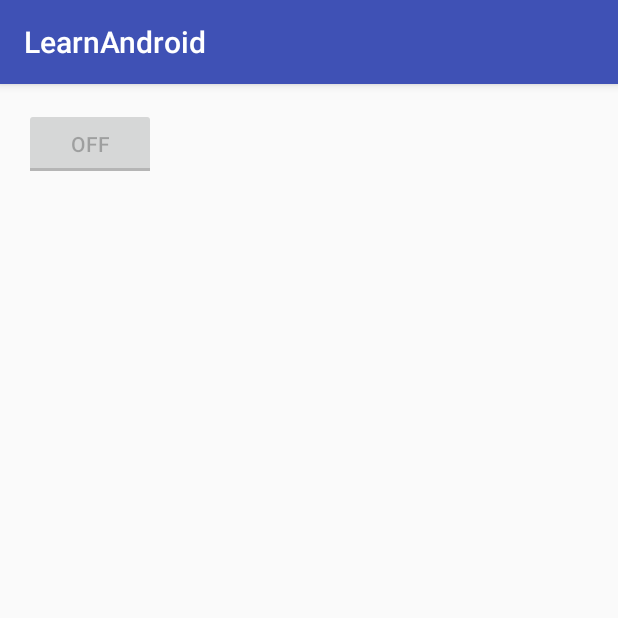
After one commit to anztrax/learn-making-android-app, an Android app: the FlashLightWithHeadsUpActivity screen opened directly, with no data from a screen before it, on a phone screen of 412 x 824 dp, the top half of it. The commit adds this screen. Run offline under Robolectric (Android 15) with nearby library versions, the phone set to English and light mode, and no system bars.

Commit message:
add example of FlashLightWithHeadsUpActivity

```diff
--- a/app/src/main/AndroidManifest.xml
+++ b/app/src/main/AndroidManifest.xml
@@ -7,7 +7,7 @@
     <uses-permission android:name="android.permission.WRITE_EXTERNAL_STORAGE"/>
     <uses-permission android:name="android.permission.READ_EXTERNAL_STORAGE"/>
     <uses-permission android:name="android.permission.VIBRATE"/>
-    <uses-permission android:name="android.permission.MEDIA_CONTENT_CONTROL" />
+    <uses-permission android:name="android.permission.MEDIA_CONTENT_CONTROL"/>
 
     <application
         android:allowBackup="true"
@@ -99,6 +99,10 @@
         </activity>
         <activity android:name=".notificationandalerts.MediaPlayerNotificationActivity">
         </activity>
+        <activity
+            android:name=".notificationandalerts.FlashLightWithHeadsUpActivity"
+            android:launchMode="singleInstance">
+        </activity>
     </application>
 
 </manifest>
--- /dev/null
+++ b/app/src/main/java/com/hello/test/learnandroid/notificationandalerts/FlashLightWithHeadsUpActivity.java
@@ -0,0 +1,108 @@
+package com.hello.test.learnandroid.notificationandalerts;
+
+import android.app.Notification;
+import android.app.NotificationManager;
+import android.app.PendingIntent;
+import android.content.Context;
+import android.content.Intent;
+import android.graphics.BitmapFactory;
+import android.hardware.camera2.CameraAccessException;
+import android.hardware.camera2.CameraCharacteristics;
+import android.hardware.camera2.CameraManager;
+import android.os.Build;
+import android.support.v7.app.AlertDialog;
+import android.support.v7.app.AppCompatActivity;
+import android.os.Bundle;
+import android.view.View;
+import android.widget.ToggleButton;
+
+import com.hello.test.learnandroid.R;
+
+public class FlashLightWithHeadsUpActivity extends AppCompatActivity {
+
+  private static final String ACTION_STOP="STOP";
+  private CameraManager cameraManager;
+  private String mCameraId = null;
+  private ToggleButton toggleLightButton;
+
+  @Override
+  protected void onCreate(Bundle savedInstanceState) {
+    super.onCreate(savedInstanceState);
+    setContentView(R.layout.activity_flash_light_with_heads_up);
+    toggleLightButton = (ToggleButton)findViewById(R.id.toggleButton);
+
+    //toggle flash light only for android M
+    if(Build.VERSION.SDK_INT >= Build.VERSION_CODES.M){
+      cameraManager = (CameraManager)this.getSystemService(Context.CAMERA_SERVICE);
+      mCameraId = getCameraId();
+      if(mCameraId == null){
+        toggleLightButton.setEnabled(false);
+      }else{
+        toggleLightButton.setEnabled(true);
+      }
+    }else{
+      toggleLightButton.setEnabled(false);
+    }
+  }
+
+  //handle response when the user pressed the notification
+  @Override
+  protected void onNewIntent(Intent intent) {
+    super.onNewIntent(intent);
+    if(ACTION_STOP.equals(intent.getAction())){
+      setFlashLight(false);
+    }
+  }
+
+  public void clickLight(View view){
+    setFlashLight(toggleLightButton.isChecked());
+    if(toggleLightButton.isChecked()){
+      showNotification();
+    }
+  }
+
+  public void setFlashLight(boolean enabled){
+    toggleLightButton.setChecked(enabled);
+    if(Build.VERSION.SDK_INT >= Build.VERSION_CODES.M){
+      try{
+        cameraManager.setTorchMode(mCameraId,toggleLightButton.isChecked());
+      }catch (CameraAccessException e){
+        e.printStackTrace();
+      }
+    }
+  }
+
+  private void showNotification(){
+    Intent activityIntent = new Intent(this,FlashLightWithHeadsUpActivity.class);
+    activityIntent.setAction(ACTION_STOP);
+    PendingIntent pendingIntent = PendingIntent.getActivity(this,0,activityIntent,0);
+    Notification.Builder notificationBuilder = new Notification.Builder(this)
+      .setContentTitle("Flash Light")
+      .setContentText("Press to turn off the flashlight")
+      .setSmallIcon(R.mipmap.ic_launcher)
+      .setLargeIcon(BitmapFactory.decodeResource(getResources(),R.mipmap.ic_launcher))
+      .setContentIntent(pendingIntent)
+      .setVibrate(new long[]{200,500,250,500,250,500})
+      .setPriority(Notification.PRIORITY_MAX);
+
+    NotificationManager notificationManager = (NotificationManager)this.getSystemService(Context.NOTIFICATION_SERVICE);
+    notificationManager.notify(0,notificationBuilder.build());
+  }
+
+  private String getCameraId(){
+    try{
+      String[] ids = cameraManager.getCameraIdList();
+      for(String id : ids){
+        CameraCharacteristics cameraCharacteristics = cameraManager.getCameraCharacteristics(id);
+        Boolean flashAvailable = cameraCharacteristics.get(CameraCharacteristics.FLASH_INFO_AVAILABLE);
+        Integer facingDirection = cameraCharacteristics.get(CameraCharacteristics.LENS_FACING);
+        if(flashAvailable != null && flashAvailable && facingDirection != null && facingDirection == CameraCharacteristics.LENS_FACING_BACK){
+          return id;
+        }
+      }
+    }catch (CameraAccessException e){
+      e.printStackTrace();
+    }
+    return null;
+  }
+}
--- /dev/null
+++ b/app/src/main/res/layout/activity_flash_light_with_heads_up.xml
@@ -0,0 +1,19 @@
+<?xml version="1.0" encoding="utf-8"?>
+<RelativeLayout
+    android:id="@+id/activity_flash_light_with_heads_up"
+    xmlns:android="http://schemas.android.com/apk/res/android"
+    xmlns:tools="http://schemas.android.com/tools"
+    android:layout_width="match_parent"
+    android:layout_height="match_parent"
+    android:paddingBottom="@dimen/activity_vertical_margin"
+    android:paddingLeft="@dimen/activity_horizontal_margin"
+    android:paddingRight="@dimen/activity_horizontal_margin"
+    android:paddingTop="@dimen/activity_vertical_margin"
+    tools:context="com.hello.test.learnandroid.notificationandalerts.FlashLightWithHeadsUpActivity">
+    <ToggleButton
+        android:id="@+id/toggleButton"
+        android:layout_width="wrap_content"
+        android:layout_height="wrap_content"
+        android:text="Flashlight"
+        android:onClick="clickLight"/>
+</RelativeLayout>
--- a/app/src/main/res/layout/activity_learn_notification_and_alert_main.xml
+++ b/app/src/main/res/layout/activity_learn_notification_and_alert_main.xml
@@ -42,4 +42,9 @@
         android:layout_width="wrap_content"
         android:layout_height="wrap_content"
         android:onClick="onClickMediaPlayerNotificationActivity"/>
+    <Button
+        android:text="Flash Light With Heads Up Activity"
+        android:layout_width="wrap_content"
+        android:layout_height="wrap_content"
+        android:onClick="onClickFlashLightWithHeadsUpActivity"/>
 </LinearLayout>
```
Also changed, not shown: app/src/main/java/com/hello/test/learnandroid/LearnNotificationAndAlertMainActivity.java (+6 -0 lines).
